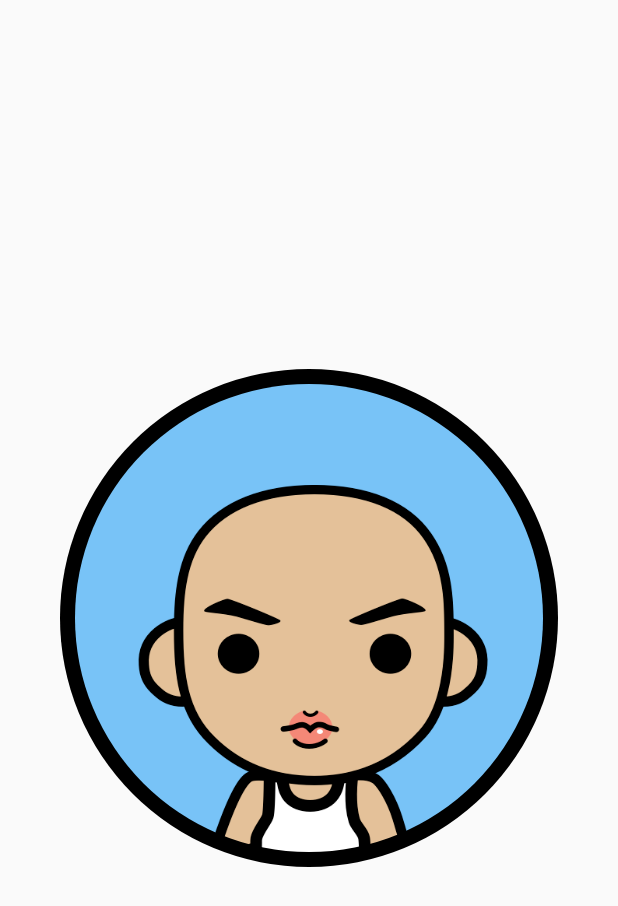
After one commit to yinxiucheng/TinaViewPlus, an Android app: the layout fragment_avatar_view.xml on its own in the app's theme, with its tools: preview values and no code run, on a phone screen of 412 x 824 dp. The commit adds this screen. Shown: the top 906 px of the screen. Run offline under Robolectric (Android 15) with nearby library versions, the phone set to English and light mode, and no system bars.

Commit message:
【功能】修改头像AvatarView

```diff
--- a/app/src/main/AndroidManifest.xml
+++ b/app/src/main/AndroidManifest.xml
@@ -20,8 +20,6 @@
         <activity android:name=".CommenViewActivity"
             android:screenOrientation="portrait">
         </activity>
-
-
     </application>
 
 </manifest>
--- a/app/src/main/java/tina/com/tinaviewplus/PageFragment.java
+++ b/app/src/main/java/tina/com/tinaviewplus/PageFragment.java
@@ -27,7 +27,7 @@ public class PageFragment extends Fragment {
     public View onCreateView(LayoutInflater inflater, @Nullable ViewGroup container, @Nullable Bundle savedInstanceState) {
         View view = inflater.inflate(R.layout.fragment_page, container, false);
 
-        ViewStub sampleStub = (ViewStub) view.findViewById(R.id.sampleStub);
+        ViewStub sampleStub = view.findViewById(R.id.sampleStub);
         sampleStub.setLayoutResource(sampleLayoutRes);
         sampleStub.inflate();
         return view;
--- a/app/src/main/java/tina/com/tinaviewplus/view/AvatarView.java
+++ b/app/src/main/java/tina/com/tinaviewplus/view/AvatarView.java
@@ -8,9 +8,12 @@ import android.graphics.Paint;
 import android.graphics.PorterDuff;
 import android.graphics.PorterDuffXfermode;
 import android.graphics.RectF;
+import android.graphics.Xfermode;
 import android.support.annotation.Nullable;
 import android.util.AttributeSet;
 import android.view.View;
+
+import com.bumptech.glide.load.resource.bitmap.BitmapTransitionOptions;
 
 import tina.com.tinaviewplus.R;
 import tina.com.tinaviewplus.util.DeviceUtil;
@@ -22,13 +25,10 @@ import tina.com.tinaviewplus.util.DeviceUtil;
 public class AvatarView extends View {
 
     Paint paint;
-    Paint textPaint;
-
-
     private float radius;
     public static final float PADDING = DeviceUtil.dip2px(40);
-    private RectF rectF;
-    Bitmap bitmap;
+    public static final float RADIUS_PADDING = DeviceUtil.dip2px(10);
+    Xfermode xfermode;
 
     public AvatarView(Context context) {
         super(context);
@@ -47,9 +47,7 @@ public class AvatarView extends View {
 
     private void init() {
         paint = new Paint(Paint.ANTI_ALIAS_FLAG);
-        bitmap = BitmapFactory.decodeResource(getResources(), R.drawable.avatar_rengwuxian);
-
-        rectF = new RectF();
+        xfermode = new PorterDuffXfermode(PorterDuff.Mode.SRC_IN);
     }
 
 
@@ -57,14 +55,26 @@ public class AvatarView extends View {
     protected void onDraw(Canvas canvas) {
         super.onDraw(canvas);
 
-        rectF.set(getWidth() / 2 - PADDING, getHeight() / 2 - PADDING, getWidth() / 2 + PADDING, getHeight() / 2 + PADDING);
-        float radius = getWidth() / 2 - PADDING;
-
+        float radius = Math.min(getWidth(), getHeight()) / 2 - PADDING;
         canvas.drawCircle(getWidth() / 2, getHeight() / 2, radius, paint);
-
-        paint.setXfermode(new PorterDuffXfermode(PorterDuff.Mode.DST_OUT));
-        canvas.drawBitmap(bitmap, null, rectF, paint);
-
+        int save = canvas.saveLayer(0, 0, getWidth(), getHeight(), paint);
+        canvas.drawCircle(getWidth()/2, getHeight()/2, radius - RADIUS_PADDING, paint);
+        paint.setXfermode(xfermode);
+        canvas.drawBitmap(getAvatar((int) radius * 2), getWidth()/2 - radius, getHeight()/2 - radius, paint);
+        paint.setXfermode(null);
+        canvas.restoreToCount(save);
     }
 
+
+    private Bitmap getAvatar(int width) {
+        BitmapFactory.Options options = new BitmapFactory.Options();
+        options.inJustDecodeBounds = true;
+        BitmapFactory.decodeResource(getResources(), R.drawable.avatar_rengwuxian, options);
+        options.inJustDecodeBounds = false;
+        options.inDensity = options.outWidth;
+        options.inTargetDensity = width;
+        return BitmapFactory.decodeResource(getResources(), R.drawable.avatar_rengwuxian, options);
+    }
+
+
 }
--- a/app/src/main/java/tina/com/tinaviewplus/view/SportView.java
+++ b/app/src/main/java/tina/com/tinaviewplus/view/SportView.java
@@ -60,10 +60,14 @@ public class SportView extends View {
         radius = getWidth() / 2 - PADDING;
         rectF.set(PADDING, getHeight() / 2 - radius, getWidth() - PADDING, getHeight() / 2 + radius);
 
+        paint.reset();
+        paint.setAntiAlias(true);
+        paint.setStyle(Paint.Style.STROKE);
+        paint.setStrokeWidth(DeviceUtil.dip2px(20));
         paint.setColor(Color.GRAY);
         canvas.drawCircle(getWidth() / 2, getHeight() / 2, radius, paint);
 
-        paint.setColor(Color.RED);
+        paint.setColor(Color.parseColor("#458B74"));
         paint.setStrokeCap(Paint.Cap.ROUND);
         canvas.drawArc(rectF, -90, 270, false, paint);
 
--- /dev/null
+++ b/app/src/main/res/layout/fragment_avatar_view.xml
@@ -0,0 +1,13 @@
+<?xml version="1.0" encoding="utf-8"?>
+<LinearLayout xmlns:android="http://schemas.android.com/apk/res/android"
+    xmlns:tools="http://schemas.android.com/tools"
+    android:layout_width="match_parent"
+    android:layout_height="match_parent"
+    tools:context=".MainActivity">
+
+    <tina.com.tinaviewplus.view.AvatarView
+        android:layout_width="wrap_content"
+        android:layout_height="wrap_content"
+        android:scaleType="center"/>
+
+</LinearLayout>
```
Also changed, not shown: app/src/main/java/tina/com/tinaviewplus/view/DashBoardView.java (renamed from app/src/main/java/tina/com/tinaviewplus/view/DashBoard.java, +13 -11 lines), app/src/main/java/tina/com/tinaviewplus/view/PieChartView.java (+15 -5 lines), app/src/main/res/layout/common_view_activity.xml (added, +23 -0 lines), app/src/main/res/layout/fragment_circle_view.xml (renamed from app/src/main/res/layout/activity_avatar_view.xml), app/src/main/res/layout/fragment_pie_chart.xml (renamed from app/src/main/res/layout/activity_pie_chart.xml), app/src/main/res/layout/fragment_watch_view.xml (renamed from app/src/main/res/layout/activity_watch_view.xml).
